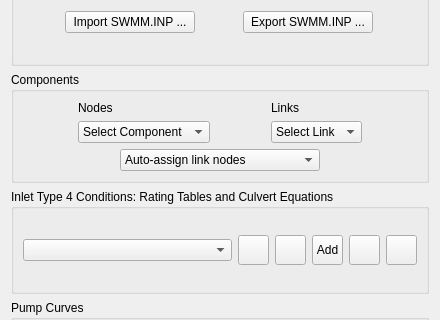
The window that flo2d/ui/storm_drain_editor.ui (FLO-2DSoftware/qgis-flo-2d-plugin) describes before a commit, drawn with Qt 5; both pictures show x 0 to 440 and y 115 to 435 of the 440 by 531 pixel window.
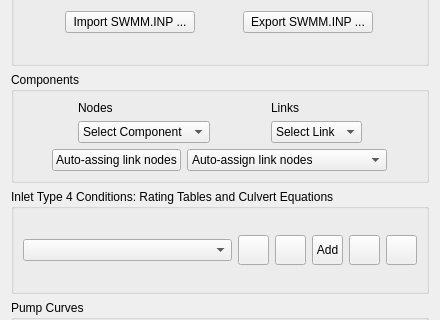
The same window after the commit. Icons and pictures are not drawn.

```diff
--- a/flo2d/ui/storm_drain_editor.ui
+++ b/flo2d/ui/storm_drain_editor.ui
@@ -483,6 +483,13 @@
           </property>
          </spacer>
         </item>
+        <item>
+         <widget class="QPushButton" name="auto_assign_link_nodes_btn">
+          <property name="text">
+           <string>Auto-assing link nodes</string>
+          </property>
+         </widget>
+        </item>
         <item>
          <widget class="QComboBox" name="SD_auto_assign_link_nodes_cbo">
           <property name="sizePolicy">
```
